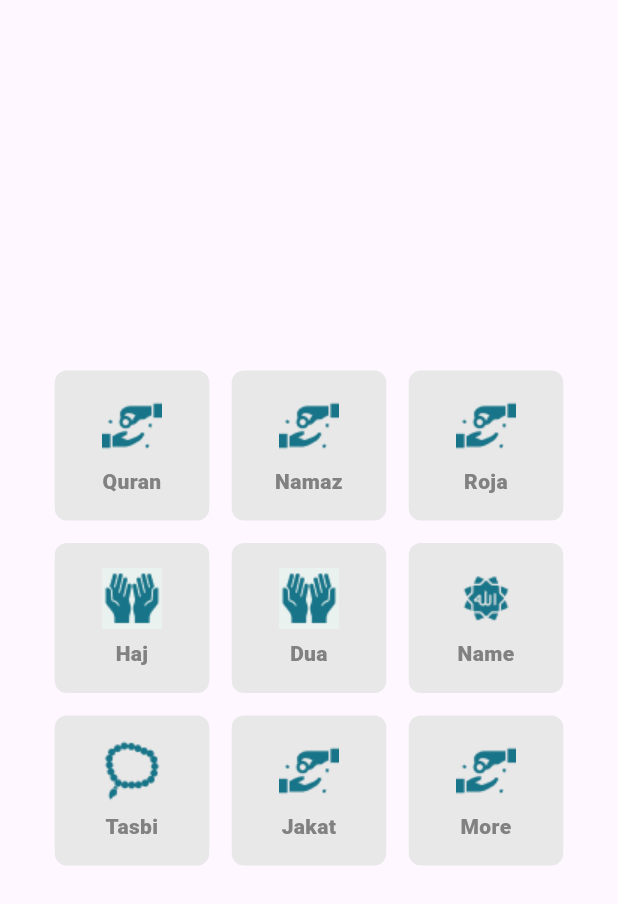
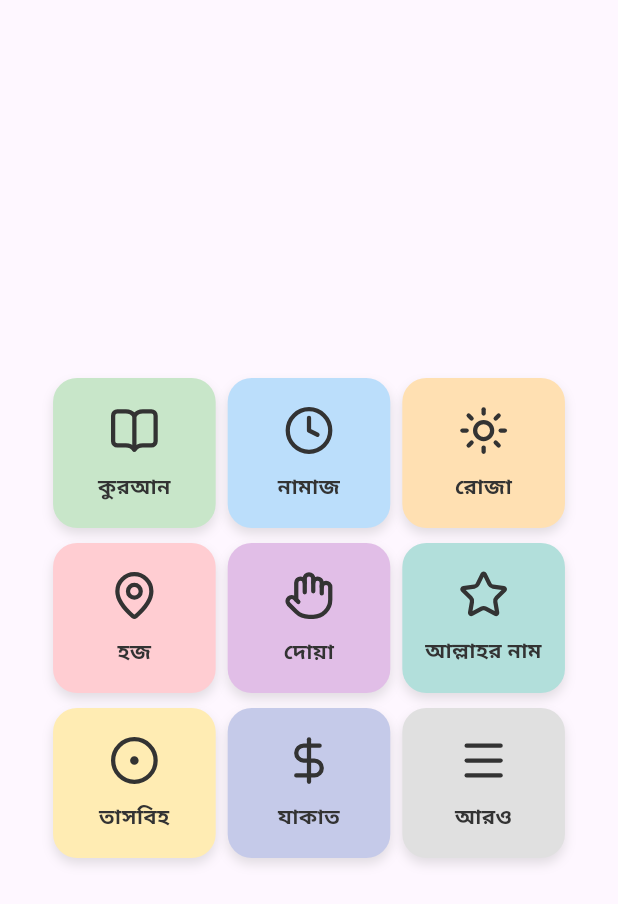
Before and after one commit to alazad214/din-duide-app, a Flutter app: the MyFeaturesWidgets widget shown alone on an empty page, opened directly, on a phone screen of 412 x 824 dp. Shown: the top 904 px of the screen. Run offline on Flutter 3.47's test engine with Material 3 defaults, Android fonts, the phone set to English and light mode, and no system bars; drawn by our look-alikes of auto_animated; our stand-ins replace carousel_slider, connectivity_plus, dio, flutter_easyloading, flutter_screenutil, get and 6 more; accounts and stored records are empty; network calls fail.

Commit message:
home screen modified

```diff
--- a/lib/features/home/widgets/my_features_widget.dart
+++ b/lib/features/home/widgets/my_features_widget.dart
@@ -1,7 +1,7 @@
 import 'package:din_guide_app/constants/app_colors.dart';
 import 'package:flutter/material.dart';
 import 'package:get/get.dart';
-import '../../../constants/app_assets/assets_icons.dart';
+import 'package:lucide_icons/lucide_icons.dart';
 import '../../dua/presentation/dua_playlist_screen.dart';
 import '../../tasbih/tasbih_screen.dart';
 import '../presentation/allah_name_screen.dart';
@@ -16,75 +16,88 @@ class MyFeaturesWidgets extends StatelessWidget {
       child: Wrap(
         runAlignment: WrapAlignment.center,
         crossAxisAlignment: WrapCrossAlignment.center,
-        spacing: 15,
-        runSpacing: 15,
+        spacing: 8,
+        runSpacing: 10,
         children: [
-          buildFeaturesItem('Quran', AssetsIcons.jakat, () {
+          buildFeaturesItem('কুরআন', LucideIcons.bookOpen, () {
             Get.to(() => const JakatScreen());
-          }),
-          buildFeaturesItem('Namaz', AssetsIcons.jakat, () {
+          }, Colors.green.shade100),
+
+          buildFeaturesItem('নামাজ', LucideIcons.clock, () {
             Get.to(() => const JakatScreen());
-          }),
-          buildFeaturesItem('Roja', AssetsIcons.jakat, () {
+          }, Colors.blue.shade100),
+
+          buildFeaturesItem('রোজা', LucideIcons.sun, () {
             Get.to(() => const JakatScreen());
-          }),
-          buildFeaturesItem('Haj', AssetsIcons.dua, () {
+          }, Colors.orange.shade100),
+
+          buildFeaturesItem('হজ', LucideIcons.mapPin, () {
             Get.to(() => const DuaPlaylistScreen());
-          }),
-          buildFeaturesItem('Dua', AssetsIcons.dua, () {
+          }, Colors.red.shade100),
+
+          buildFeaturesItem('দোয়া', LucideIcons.hand, () {
             Get.to(() => const DuaPlaylistScreen());
-          }),
-          buildFeaturesItem('Name', AssetsIcons.name, () {
+          }, Colors.purple.shade100),
+
+          buildFeaturesItem('আল্লাহর নাম', LucideIcons.star, () {
             Get.to(() => const AllahNameScreen());
-          }),
-          buildFeaturesItem('Tasbi', AssetsIcons.tasbi, () {
+          }, Colors.teal.shade100),
+
+          buildFeaturesItem('তাসবিহ', LucideIcons.circleDot, () {
             Get.to(() => const TasbihScreen());
-          }),
-          buildFeaturesItem('Jakat', AssetsIcons.jakat, () {
+          }, Colors.amber.shade100),
+
+          buildFeaturesItem('যাকাত', LucideIcons.dollarSign, () {
             Get.to(() => const JakatScreen());
-          }),
+          }, Colors.indigo.shade100),
 
-          buildFeaturesItem('More', AssetsIcons.jakat, () {
+          buildFeaturesItem('আরও', LucideIcons.menu, () {
             Get.to(() => const JakatScreen());
-          }),
+          }, Colors.grey.shade300),
         ],
       ),
     );
   }
 
-  GestureDetector buildFeaturesItem(title, image, ontap) {
+  Widget buildFeaturesItem(
+    String title,
+    IconData icon,
+    VoidCallback ontap,
+    Color bgColor,
+  ) {
     return GestureDetector(
       onTap: ontap,
+      child: Container(
+        height: 100,
+        width: Get.width / 3.8,
+        decoration: BoxDecoration(
+          color: bgColor,
+          borderRadius: BorderRadius.circular(16),
+          boxShadow: [
+            BoxShadow(
+              color: Colors.grey.withAlpha((0.3 * 255).toInt()),
+              blurRadius: 6,
+              offset: const Offset(0, 4),
+            ),
+          ],
+        ),
         child: Column(
           mainAxisAlignment: MainAxisAlignment.center,
-        crossAxisAlignment: CrossAxisAlignment.center,
           children: [
-          Container(
-            height: 100,
-            width: Get.width / 4,
-            padding: const EdgeInsets.symmetric(horizontal: 10, vertical: 10),
-            decoration: BoxDecoration(
-              color: AppColors.cE8E8E8,
-              borderRadius: BorderRadius.circular(8),
-            ),
-            child: Column(
-              mainAxisAlignment: MainAxisAlignment.spaceEvenly,
-              children: [
-                Image.asset(image),
+            Icon(icon, size: 34, color: AppColors.c333333),
+            const SizedBox(height: 10),
             Text(
               title,
               textAlign: TextAlign.center,
               style: const TextStyle(
-                    color: AppColors.c818181,
+                color: AppColors.c333333,
                 fontSize: 14,
-                    fontWeight: FontWeight.w800,
+                fontWeight: FontWeight.w700,
               ),
             ),
           ],
         ),
       ),
-        ],
-      ),
     );
   }
 }
--- a/lib/features/settings/presentation/settings_screen.dart
+++ b/lib/features/settings/presentation/settings_screen.dart
@@ -77,7 +77,7 @@ class SettingsScreen extends StatelessWidget {
       onTap: ontap,
       child: Container(
         height: 60,
-        margin: EdgeInsets.only(bottom: 12),
+        margin: const EdgeInsets.only(bottom: 12),
         decoration: BoxDecoration(
           border: Border.all(color: Colors.black12, width: 0.5),
           borderRadius: BorderRadius.circular(10),
@@ -89,7 +89,7 @@ class SettingsScreen extends StatelessWidget {
             color: AppColors.primaryColor,
           ),
           title: Text(title, style: TextFontStyle.textStyle14w500c242424),
-          trailing: Icon(Icons.arrow_forward_ios, size: 20),
+          trailing: const Icon(Icons.arrow_forward_ios, size: 20),
         ),
       ),
     );
```
Also changed, not shown: lib/features/home/presentation/home_screen.dart (+60 -32 lines). Lines whose indentation alone changed are shown as unchanged.
